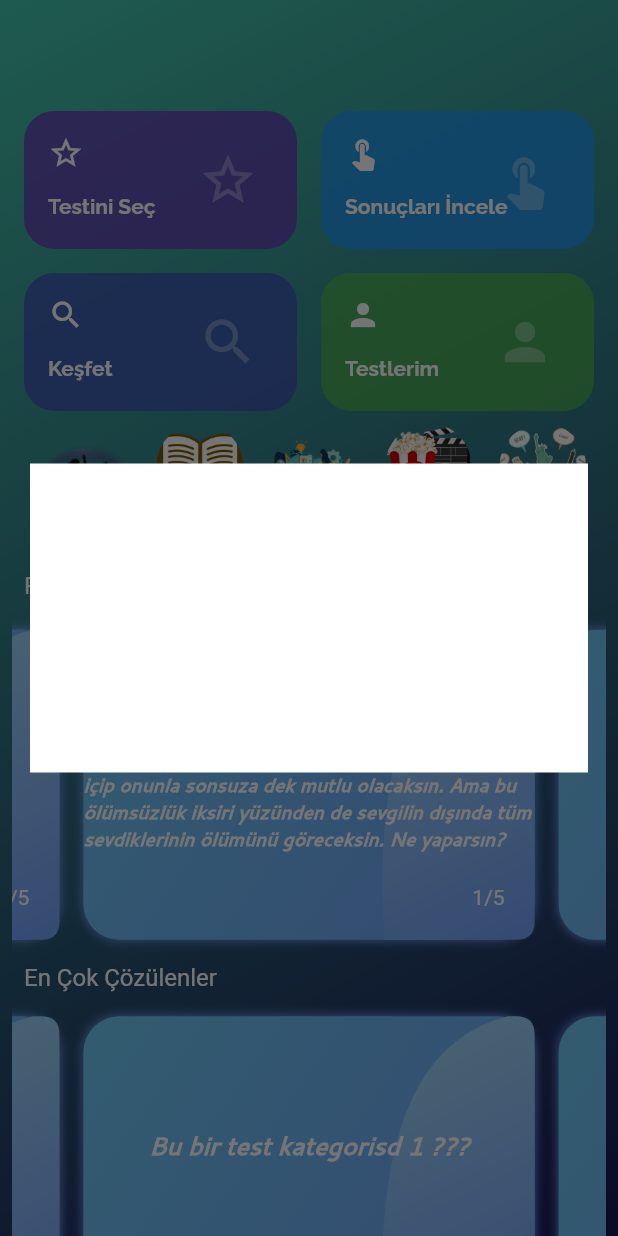
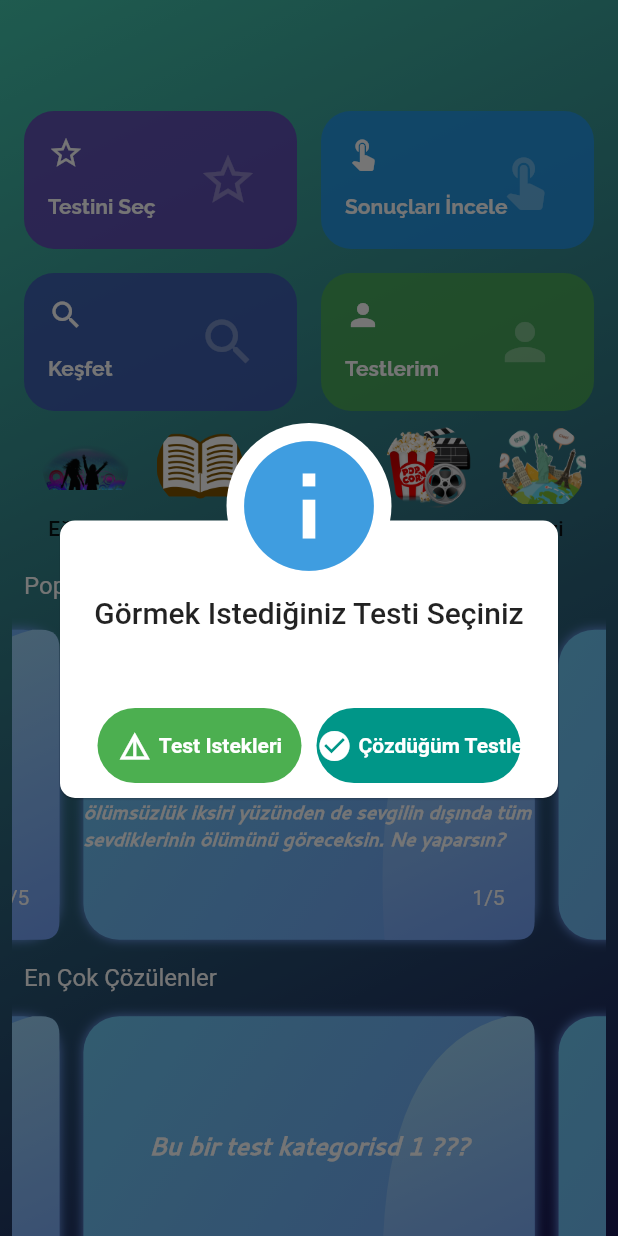
Before and after one commit to AvniErtas/SoulMate, a Flutter app: the GirisSayfasi widget shown alone on an empty page, opened directly with empty values, after a tap on "Testlerim", on a phone screen of 412 x 824 dp. Run offline on Flutter 3.47's test engine with Material 2 defaults, Android fonts, the phone set to English and light mode, and no system bars; drawn by our look-alikes of auto_size_text, carousel_slider; our stand-ins replace awesome_dialog, bloc, curved_navigation_bar, dio, equatable, firebase_auth and 10 more; missing offline and left inert: flutter_sequence_animation, giffy_dialog, kf_drawer, tutorial_coach_mark; accounts and stored records are empty; statements that could not run were skipped.

Commit message:
update 22052020

```diff
--- a/lib/Pages/giris.dart
+++ b/lib/Pages/giris.dart
@@ -29,7 +29,7 @@ import 'package:tutorial_coach_mark/content_target.dart';
 import 'package:tutorial_coach_mark/target_focus.dart';
 import 'package:tutorial_coach_mark/target_position.dart';
 import 'package:tutorial_coach_mark/tutorial_coach_mark.dart';
-
+import 'package:awesome_dialog/awesome_dialog.dart';
 import 'Kesfet/kesfet.dart';
 import 'evethayir.dart';
 import 'login/firebaseauth_provider.dart';
@@ -132,7 +132,7 @@ class GirisSayfasiState extends State<GirisSayfasi>
                         children: <Widget>[
                           Expanded(
                             child: InkWell(
-                              onTap: (){
+                              onTap: () {
                                 Navigator.pushNamed(context, '/Kategoriler');
                               },
                               child: _buildWikiCategory(
@@ -144,8 +144,9 @@ class GirisSayfasiState extends State<GirisSayfasi>
                           const SizedBox(width: 16.0),
                           Expanded(
                             child: InkWell(
-                              onTap: (){
-                                Navigator.pushNamed(context, '/SonuclarTumTestler');
+                              onTap: () {
+                                Navigator.pushNamed(
+                                    context, '/SonuclarTumTestler');
                               },
                               child: _buildWikiCategory(
                                   Icons.touch_app,
@@ -163,7 +164,7 @@ class GirisSayfasiState extends State<GirisSayfasi>
                         children: <Widget>[
                           Expanded(
                             child: InkWell(
-                              onTap: (){
+                              onTap: () {
                                 Navigator.pushNamed(context, '/Kesfet');
                               },
                               child: _buildWikiCategory(Icons.search, "Keşfet",
@@ -173,38 +174,27 @@ class GirisSayfasiState extends State<GirisSayfasi>
                           const SizedBox(width: 16.0),
                           Expanded(
                             child: InkWell(
-                              onTap: (){
-                                showDialog(
+                              onTap: () {
+                                AwesomeDialog(
                                     context: context,
-                                    builder: (_) => Material(
-                                      type: MaterialType.transparency,
-                                      child: Padding(
-                                        padding: const EdgeInsets.all(20.0),
-                                        child: Center( // Aligns the container to center
-                                          child: Container(
-                                            color: Colors.white,
-                                            height: height*0.25,
-                                            child: Column(
-                                              children: <Widget>[
-                                                Container(
-                                                  decoration: BoxDecoration(
-                                                    image: DecorationImage(
-                                                      image: AssetImage("asset/giphy.gif"),
-                                                      fit: BoxFit.cover,
-                                                    ),
-                                                  ),
-                                                ),
-                                              ],
-                                            ),
-
-                                          ),
-                                        ),
-                                      ),
-                                    )
-                                );
+                                    animType: AnimType.LEFTSLIDE,
+                                    headerAnimationLoop: false,
+                                    dialogType: DialogType.INFO,
+                                    title: 'Görmek Istediğiniz Testi Seçiniz',
+                                    desc: "",
+                                    btnOkOnPress: () {},
+                                    btnCancelOnPress: () {},
+                                    btnOkIcon: Icons.check_circle,
+                                    btnOkColor: Colors.teal,
+                                    btnOkText: "Çözdüğüm Testler",
+                                    btnCancelIcon: Icons.details,
+                                    btnCancelText: "Test Istekleri",
+                                    btnCancelColor: Colors.green,
+                                    onDissmissCallback: () {})
+                                  ..show();
                               },
-                              child: _buildWikiCategory(Icons.person, "Testlerim",
-                                  Colors.green.withOpacity(0.8)),
+                              child: _buildWikiCategory(Icons.person,
+                                  "Testlerim", Colors.green.withOpacity(0.8)),
                             ),
                           ),
                         ],
@@ -593,7 +583,9 @@ class GirisSayfasiState extends State<GirisSayfasi>
     });*/
   }
 
-  /*void showGifyDialog() {
+  void testlerimSecim(context) {}
+
+/*void showGifyDialog() {
     showDialog(
         context: context,
         builder: (_) => NetworkGiffyDialog(
--- /dev/null
+++ b/lib/Pages/notificationPage.dart
@@ -0,0 +1,13 @@
+import 'package:flutter/material.dart';
+
+class NotificationPage extends StatefulWidget {
+  @override
+  _NotificationPageState createState() => _NotificationPageState();
+}
+
+class _NotificationPageState extends State<NotificationPage> {
+  @override
+  Widget build(BuildContext context) {
+    return Container();
+  }
+}
--- a/pubspec.yaml
+++ b/pubspec.yaml
@@ -46,6 +46,7 @@ dependencies:
   image_picker: ^0.6.7
   dio: ^3.0.9
   google_fonts: ^1.1.0
+  awesome_dialog: ^1.1.2
   flutter_login:
      git:
        url: https://github.com/onuraykut/flutter_login.git
```
Also changed, not shown: pubspec.lock.
